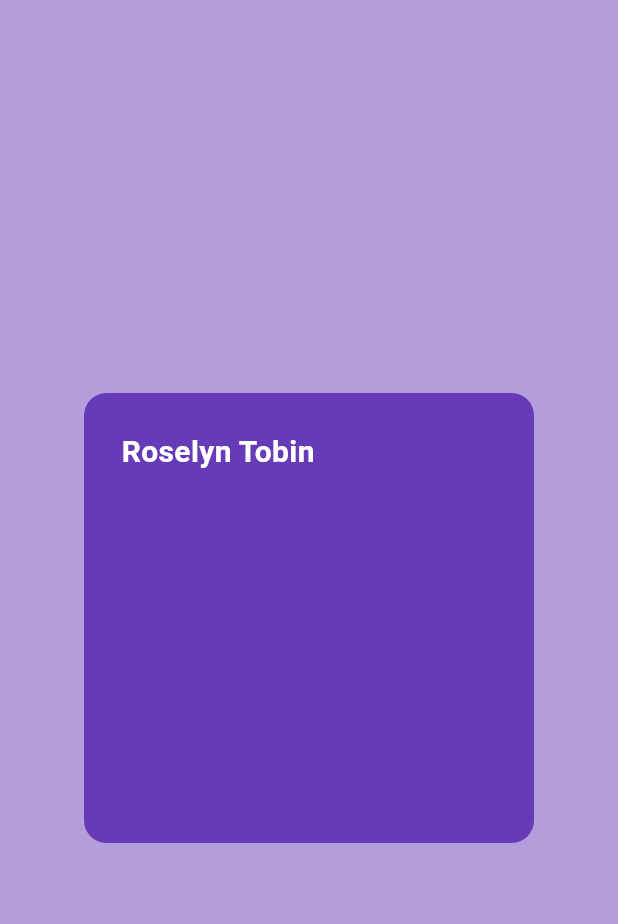
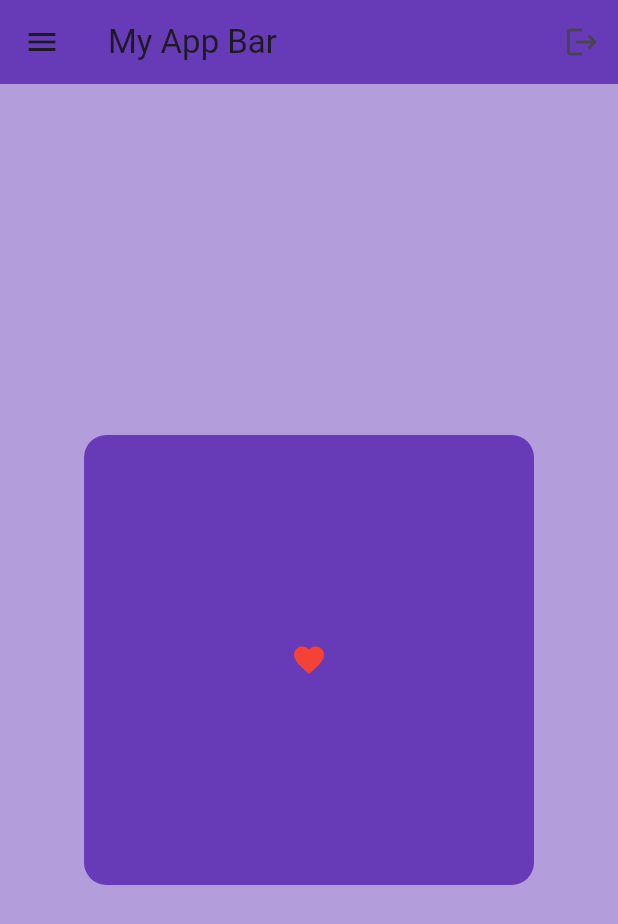
Before and after one commit to shallom-dot/Essential-Widgets, a Flutter app: the screen it shows after launch, on a phone screen of 412 x 824 dp. Shown: the top 924 px of the screen. Run offline on Flutter 3.47's test engine with Material 3 defaults, Android fonts, the phone set to English and light mode, and no system bars.

Commit message:
Icon widget

```diff
--- a/lib/pages/homepage.dart
+++ b/lib/pages/homepage.dart
@@ -8,7 +8,19 @@
     return SafeArea(
       child: Scaffold(
         backgroundColor: Colors.deepPurple[200],
+        appBar: AppBar(
+          title: Text('My App Bar'),
+          backgroundColor: Colors.deepPurple,
+          elevation: 0,
+          leading: Icon(Icons.menu),
+          actions: [
+            IconButton(
+              onPressed: () {},
+          icon: Icon(Icons.logout),
+            )],),
+
         body:Center(
+
           child: Container(
             height: 300,
             width: 300,
@@ -18,12 +30,8 @@
                 ),
                 child: const Padding(
                   padding: EdgeInsets.all(25),
-                  child: Text('Roselyn Tobin',
-                  style: TextStyle(
-                    fontSize: 20,
-                    fontWeight: FontWeight.bold,
-                    color: Colors.white,
-                  ),),
+                  child: Icon(Icons.favorite,
+                  color: Colors.red,)
                 ),
 
           ),
```
